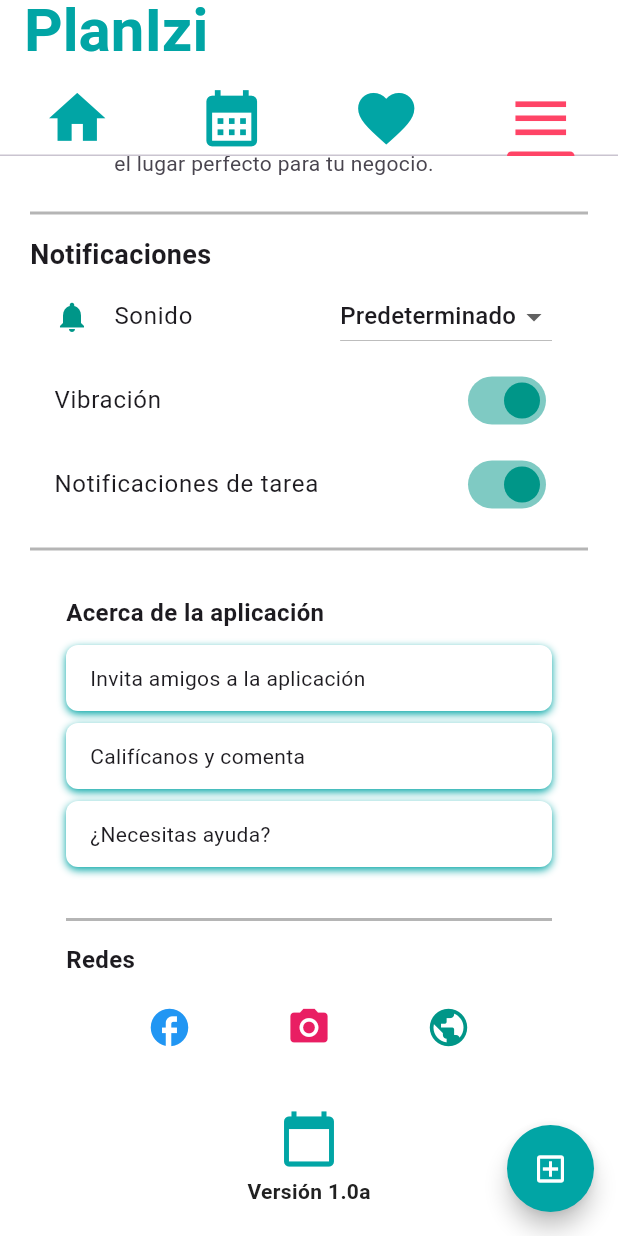
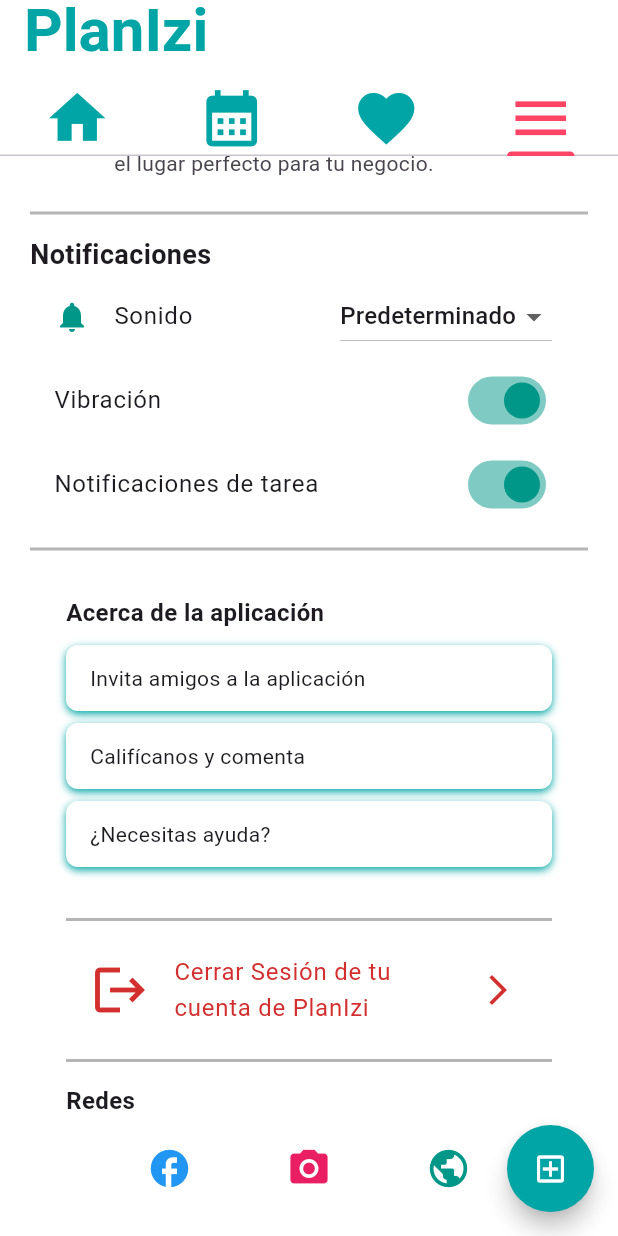
Before and after one commit to AN5THONY/PlanIzi.V1.0.0, a Flutter app: the screen it shows once a user with an empty profile is signed in, tab 4 chosen, scrolled down 576 dp, on a phone screen of 412 x 824 dp. Run offline on Flutter 3.47's test engine with Material 3 defaults, Android fonts, the phone set to English and light mode, and no system bars; drawn by our look-alikes of flutter_speed_dial; our stand-ins replace carousel_slider, firebase_auth, firebase_core, google_fonts, table_calendar; accounts and stored records are empty; network calls fail.

Commit message:
Boton de Ari
xd

```diff
--- a/lib/main.dart
+++ b/lib/main.dart
@@ -1,9 +1,6 @@
 import 'package:flutter/material.dart';
 import 'package:plan_izi_v2/theme/app_colors.dart';
-import 'package:plan_izi_v2/views/Activity/Laboral/crea_work_screen.dart';
-import 'package:plan_izi_v2/views/Login/login_screen.dart';
 import 'package:plan_izi_v2/views/Login/wrapper.dart';
-import 'package:plan_izi_v2/views/Menu/main_menu.dart';
 import 'package:firebase_core/firebase_core.dart';
 
 
--- a/lib/views/Login/login_screen.dart
+++ b/lib/views/Login/login_screen.dart
@@ -1,5 +1,4 @@
 import 'package:firebase_auth/firebase_auth.dart';
-import 'package:firebase_core/firebase_core.dart';
 import 'package:flutter/material.dart';
 import 'package:plan_izi_v2/theme/app_colors.dart';
 import 'package:plan_izi_v2/views/Recovery/recovery_screen.dart';
--- a/lib/views/Menu/Barras/options_screen.dart
+++ b/lib/views/Menu/Barras/options_screen.dart
@@ -136,8 +136,18 @@
                     activeColor: Colors.teal,
                   ),
 
+
                   const Divider(height: 30, thickness: 2,color: AppColors.background,),
+
+
+
                   const FooterSection(),
+
+
+                  const Divider(height: 30, thickness: 2,color: AppColors.background,),
+                  //CERRRAR SESIÓN
+
+
                 ],
               ),
             ),
@@ -173,6 +183,17 @@
 
           const Divider(height: 30, thickness: 2,color: AppColors.background,),
 
+
+          ListTile(
+                    leading: const Icon(Icons.logout, size: 40, color: AppColors.error,),
+                    title: const Text('Cerrar Sesión de tu cuenta de PlanIzi', style: TextStyle(color: AppColors.error),),
+                    trailing: const Icon(Icons.arrow_forward_ios, color: AppColors.error,),
+                    onTap: () {
+                      //logica
+                    },
+                  ),
+
+          const Divider(height: 30, thickness: 2,color: AppColors.background,),
           const Text(
             'Redes',
             style: TextStyle(fontSize: 16, fontWeight: FontWeight.bold),
--- a/lib/views/Recovery/recovery_screen.dart
+++ b/lib/views/Recovery/recovery_screen.dart
@@ -40,7 +40,7 @@
               TextButton(onPressed: (){
                  Navigator.push(
                       context,
-                      MaterialPageRoute(builder: (context) => LoginScreen()),
+                      MaterialPageRoute(builder: (context) => const LoginScreen()),
                     );
               }, child: const Text('Iniciar Sesión')),
 
--- a/lib/views/Resgister/register_screen.dart
+++ b/lib/views/Resgister/register_screen.dart
@@ -71,7 +71,7 @@
               TextButton(onPressed: (){
                  Navigator.push(
                   context,
-                  MaterialPageRoute(builder: (context) => LoginScreen()),
+                  MaterialPageRoute(builder: (context) => const LoginScreen()),
                 );
               }, child: const Text('Iniciar Sesión'),),
               TextButton(onPressed: (){
```
